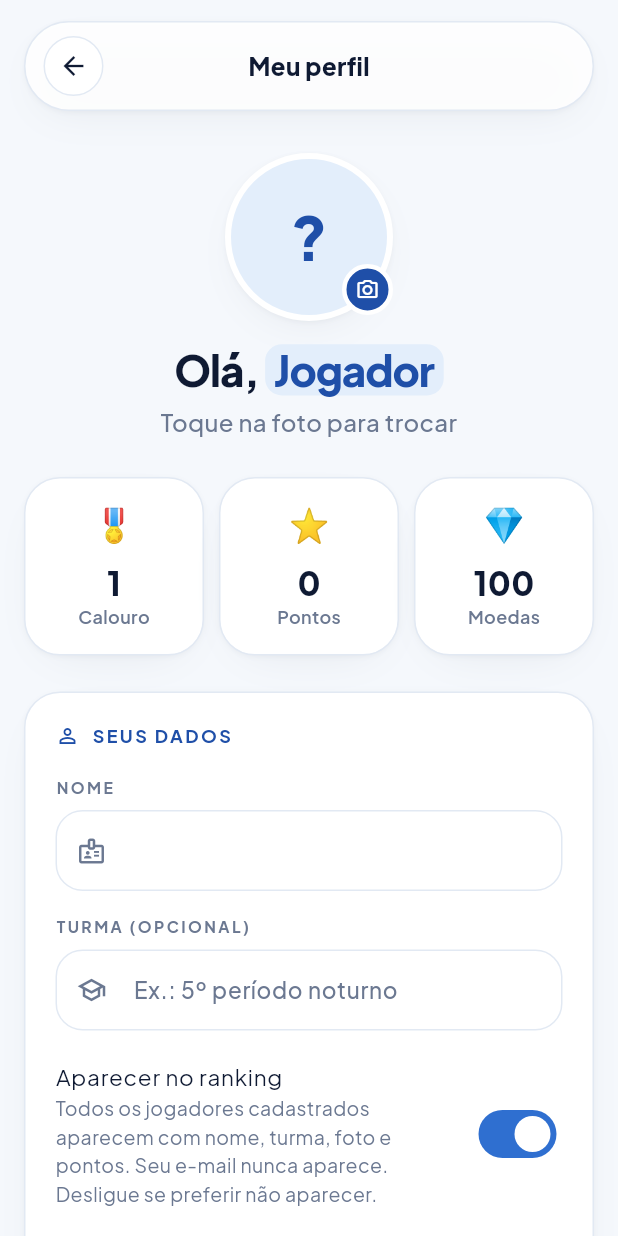
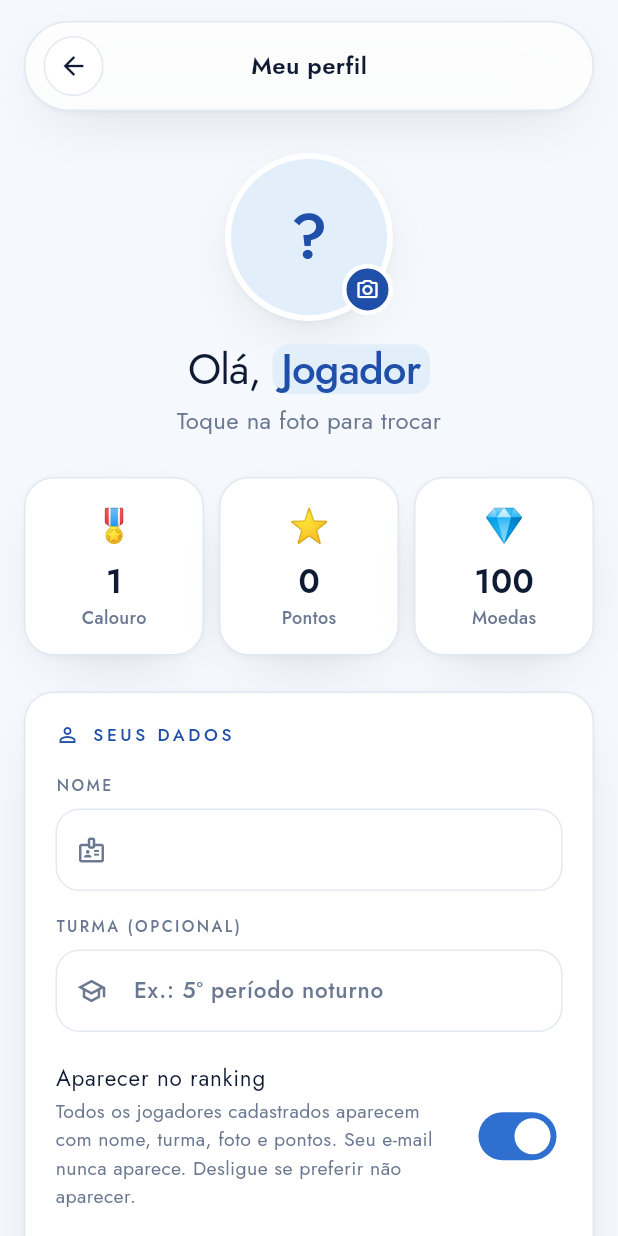
Before and after one commit to CarlosMiguelFS/ImageVet, a Flutter app: the HomeScreen screen opened directly with empty values, after a tap on an icon or button, on a phone screen of 412 x 824 dp. Run offline on Flutter 3.47's test engine with Material 3 defaults, Android fonts, the phone set to English and light mode, and no system bars; our stand-ins replace image_picker, shared_preferences, supabase_flutter; accounts and stored records are empty; network calls fail.

Commit message:
Novo estilo visual: fonte Jost, títulos leves e sombras suaves
Inspirado no estilo do Radar-Med, mantendo a paleta azul do ImagiVet:
- Fonte Jost (OFL) no lugar da Plus Jakarta Sans, com pesos mais leves.
- Títulos em peso 400 com letras mais juntas; rótulos em maiúsculas
  bem espaçadas.
- Raios de canto 8/12/16/20/28 e sombras em camadas mais difusas.

Co-Authored-By: Claude Opus 5.5 <noreply@anthropic.com>

```diff
--- a/lib/screens/auth/auth_widgets.dart
+++ b/lib/screens/auth/auth_widgets.dart
@@ -148,7 +148,7 @@ class _AppTextFieldState extends State<AppTextField> {
           style: const TextStyle(
             fontSize: 10.5,
             letterSpacing: 1.6,
-            fontWeight: FontWeight.w700,
+            fontWeight: FontWeight.w500,
             color: AppColors.inkMuted,
           ),
         ),
@@ -229,7 +229,7 @@ class GoogleButton extends StatelessWidget {
               label,
               maxLines: 1,
               overflow: TextOverflow.ellipsis,
-              style: const TextStyle(fontFamily: AppTheme.fontFamily, fontSize: 15, fontWeight: FontWeight.w700),
+              style: const TextStyle(fontFamily: AppTheme.fontFamily, fontSize: 15, fontWeight: FontWeight.w500),
             ),
           ),
         ],
@@ -315,7 +315,7 @@ class TextLink extends StatelessWidget {
           padding: const EdgeInsets.symmetric(horizontal: 6, vertical: 4),
           minimumSize: Size.zero,
           tapTargetSize: MaterialTapTargetSize.shrinkWrap,
-          textStyle: const TextStyle(fontFamily: AppTheme.fontFamily, fontSize: 14, fontWeight: FontWeight.w700),
+          textStyle: const TextStyle(fontFamily: AppTheme.fontFamily, fontSize: 14, fontWeight: FontWeight.w500),
         ),
         child: Text(label),
       ),
--- a/lib/screens/home_screen.dart
+++ b/lib/screens/home_screen.dart
@@ -187,7 +187,7 @@ class HomeScreen extends StatelessWidget {
                       TextSpan(text: 'Feito por '),
                       TextSpan(
                         text: 'Thayssa Vitoria Machado Muniz',
-                        style: TextStyle(color: AppColors.brand600, fontWeight: FontWeight.w700),
+                        style: TextStyle(color: AppColors.brand600, fontWeight: FontWeight.w500),
                       ),
                     ],
                   ),
@@ -249,7 +249,7 @@ class _LevelChip extends StatelessWidget {
     decoration: BoxDecoration(color: AppColors.ink, borderRadius: BorderRadius.circular(AppRadius.pill)),
     child: Text(
       'Nível $level',
-      style: const TextStyle(color: Colors.white, fontWeight: FontWeight.w800, fontSize: 13.5),
+      style: const TextStyle(color: Colors.white, fontWeight: FontWeight.w600, fontSize: 13.5),
     ),
   );
 }
@@ -271,7 +271,7 @@ class _Hero extends StatelessWidget {
             TextSpan(text: 'Perguntas e casos clínicos de TC veterinária com '),
             TextSpan(
               text: 'vidas, combos e recompensas',
-              style: TextStyle(color: AppColors.brand600, fontWeight: FontWeight.w700),
+              style: TextStyle(color: AppColors.brand600, fontWeight: FontWeight.w500),
             ),
             TextSpan(text: '. Cada acerto vale XP, moedas e sobe você de nível.'),
           ],
@@ -298,7 +298,7 @@ class _Hero extends StatelessWidget {
           children: [
             TextSpan(
               text: 'Partida de teste. ',
-              style: TextStyle(fontWeight: FontWeight.w800, color: AppColors.ink),
+              style: TextStyle(fontWeight: FontWeight.w600, color: AppColors.ink),
             ),
             TextSpan(text: 'Não conta pontos: para valer, escolha um nível abaixo.'),
           ],
@@ -340,12 +340,12 @@ class _PlayerCard extends StatelessWidget {
                     children: [
                       Text(
                         store.title,
-                        style: const TextStyle(fontSize: 22, fontWeight: FontWeight.w800, letterSpacing: -0.5),
+                        style: const TextStyle(fontSize: 22, fontWeight: FontWeight.w600, letterSpacing: -0.5),
                       ),
                       const SizedBox(height: 2),
                       Text(
                         'Faltam ${store.xpToNextLevel} XP para o nível ${store.level + 1}',
-                        style: const TextStyle(fontSize: 13.5, color: AppColors.inkMuted, fontWeight: FontWeight.w600),
+                        style: const TextStyle(fontSize: 13.5, color: AppColors.inkMuted, fontWeight: FontWeight.w500),
                       ),
                     ],
                   ),
@@ -415,12 +415,12 @@ class _LevelRing extends StatelessWidget {
                 'NÍVEL',
                 style: TextStyle(
                   fontSize: 9.5,
-                  fontWeight: FontWeight.w800,
+                  fontWeight: FontWeight.w600,
                   letterSpacing: 1.2,
                   color: AppColors.inkMuted,
                 ),
               ),
-              Text('$level', style: const TextStyle(fontSize: 24, fontWeight: FontWeight.w800, height: 1.1)),
+              Text('$level', style: const TextStyle(fontSize: 24, fontWeight: FontWeight.w600, height: 1.1)),
             ],
           ),
         ),
@@ -440,11 +440,11 @@ class _MiniStat extends StatelessWidget {
     children: [
       Text(
         label,
-        style: const TextStyle(fontSize: 12.5, color: AppColors.inkMuted, fontWeight: FontWeight.w600),
+        style: const TextStyle(fontSize: 12.5, color: AppColors.inkMuted, fontWeight: FontWeight.w500),
       ),
       Text(
         value,
-        style: const TextStyle(fontSize: 22, fontWeight: FontWeight.w800, fontFeatures: [FontFeature.tabularFigures()]),
+        style: const TextStyle(fontSize: 22, fontWeight: FontWeight.w600, fontFeatures: [FontFeature.tabularFigures()]),
       ),
     ],
   );
@@ -532,7 +532,7 @@ class _ModeCard extends StatelessWidget {
           ],
         ),
         const SizedBox(height: 18),
-        Text(title, style: const TextStyle(fontSize: 22, fontWeight: FontWeight.w800, letterSpacing: -0.5)),
+        Text(title, style: const TextStyle(fontSize: 22, fontWeight: FontWeight.w600, letterSpacing: -0.5)),
         const SizedBox(height: 6),
         Text(description, style: mutedText.copyWith(fontSize: 14.5)),
         const SizedBox(height: 16),
@@ -546,7 +546,7 @@ class _ModeCard extends StatelessWidget {
                 decoration: BoxDecoration(color: tone.background, borderRadius: BorderRadius.circular(AppRadius.pill)),
                 child: Text(
                   t,
-                  style: TextStyle(fontSize: 12.5, fontWeight: FontWeight.w700, color: tone.foreground),
+                  style: TextStyle(fontSize: 12.5, fontWeight: FontWeight.w500, color: tone.foreground),
                 ),
               ),
           ],
@@ -609,7 +609,7 @@ class _ChestCard extends StatelessWidget {
         children: [
           const _EmojiTile(emoji: '🎁', tone: Tone.amber),
           const SizedBox(height: 18),
-          const Text('Baú diário', style: TextStyle(fontSize: 20, fontWeight: FontWeight.w800)),
+          const Text('Baú diário', style: TextStyle(fontSize: 20, fontWeight: FontWeight.w600)),
           const SizedBox(height: 6),
           Text(
             available ? 'Tem ${PlayerStore.chestCoins} 💎 esperando por você hoje.' : 'Já abriu hoje. Volte amanhã!',
@@ -644,7 +644,7 @@ class _StreakCard extends StatelessWidget {
           const SizedBox(height: 18),
           Text(
             streak == 0 ? 'Comece uma ofensiva' : '$streak ${streak == 1 ? 'dia' : 'dias'} de ofensiva',
-            style: const TextStyle(fontSize: 20, fontWeight: FontWeight.w800),
+            style: const TextStyle(fontSize: 20, fontWeight: FontWeight.w600),
           ),
           const SizedBox(height: 6),
           Text(
@@ -686,7 +686,7 @@ class _PowerUpsCard extends StatelessWidget {
       children: [
         const _EmojiTile(emoji: '⚡', tone: Tone.stone),
         const SizedBox(height: 18),
-        const Text('Ajudas', style: TextStyle(fontSize: 20, fontWeight: FontWeight.w800)),
+        const Text('Ajudas', style: TextStyle(fontSize: 20, fontWeight: FontWeight.w600)),
         const SizedBox(height: 6),
         Text('Use suas moedas durante a partida.', style: mutedText.copyWith(fontSize: 14.5)),
         const SizedBox(height: 14),
@@ -702,11 +702,11 @@ class _PowerUpsCard extends StatelessWidget {
                     PowerUp.fiftyFifty => '50/50: elimina 2 erradas',
                     PowerUp.extraTime => '+15 segundos no relógio',
                     PowerUp.skip => 'Pular sem perder vida',
-                  }, style: const TextStyle(fontSize: 14, fontWeight: FontWeight.w600)),
+                  }, style: const TextStyle(fontSize: 14, fontWeight: FontWeight.w500)),
                 ),
                 Text(
                   '💎${p.cost}',
-                  style: const TextStyle(fontWeight: FontWeight.w800, color: AppColors.brand700),
+                  style: const TextStyle(fontWeight: FontWeight.w600, color: AppColors.brand700),
                 ),
               ],
             ),
@@ -750,7 +750,7 @@ class _Achievements extends StatelessWidget {
               Expanded(
                 child: Text(
                   '$unlocked de ${list.length} desbloqueadas',
-                  style: const TextStyle(fontWeight: FontWeight.w800, fontSize: 16),
+                  style: const TextStyle(fontWeight: FontWeight.w600, fontSize: 16),
                 ),
               ),
               const SizedBox(width: 12),
@@ -787,7 +787,7 @@ class _Achievements extends StatelessWidget {
                         Text(
                           a.name,
                           style: TextStyle(
-                            fontWeight: FontWeight.w800,
+                            fontWeight: FontWeight.w600,
                             fontSize: 14,
                             color: a.unlocked ? AppColors.ink : AppColors.inkMuted,
                           ),
--- a/lib/screens/privacy_policy_screen.dart
+++ b/lib/screens/privacy_policy_screen.dart
@@ -128,7 +128,7 @@ class _Section extends StatelessWidget {
     child: Column(
       crossAxisAlignment: CrossAxisAlignment.start,
       children: [
-        Text(title, style: const TextStyle(fontSize: 17, fontWeight: FontWeight.w700)),
+        Text(title, style: const TextStyle(fontSize: 17, fontWeight: FontWeight.w500)),
         const SizedBox(height: 6),
         Text(body, style: const TextStyle(fontSize: 14.5, height: 1.6, color: AppColors.ink)),
       ],
--- a/lib/screens/profile_screen.dart
+++ b/lib/screens/profile_screen.dart
@@ -373,7 +373,7 @@ class _DeleteAccountDialogState extends State<_DeleteAccountDialog> {
 
   @override
   Widget build(BuildContext context) => AlertDialog(
-    title: const Text('Excluir conta?', style: TextStyle(fontWeight: FontWeight.w800)),
+    title: const Text('Excluir conta?', style: TextStyle(fontWeight: FontWeight.w600)),
     content: Column(
       mainAxisSize: MainAxisSize.min,
       crossAxisAlignment: CrossAxisAlignment.start,
@@ -484,13 +484,13 @@ class _ProfileStat extends StatelessWidget {
         Text(emoji, style: const TextStyle(fontSize: 22)),
         const SizedBox(height: 6),
         FittedBox(
-          child: Text(value, style: const TextStyle(fontSize: 22, fontWeight: FontWeight.w800)),
+          child: Text(value, style: const TextStyle(fontSize: 22, fontWeight: FontWeight.w600)),
         ),
         Text(
           label,
           maxLines: 1,
           overflow: TextOverflow.ellipsis,
-          style: const TextStyle(fontSize: 12, color: AppColors.inkMuted, fontWeight: FontWeight.w600),
+          style: const TextStyle(fontSize: 12, color: AppColors.inkMuted, fontWeight: FontWeight.w500),
         ),
       ],
     ),
--- a/lib/theme/app_theme.dart
+++ b/lib/theme/app_theme.dart
@@ -38,28 +38,29 @@ abstract final class AppColors {
 }
 
 abstract final class AppRadius {
-  static const sm = 10.0;
-  static const md = 14.0;
-  static const lg = 18.0;
-  static const xl = 24.0;
-  static const xxl = 30.0;
+  static const sm = 8.0;
+  static const md = 12.0;
+  static const lg = 16.0;
+  static const xl = 20.0;
+  static const xxl = 28.0;
   static const pill = 999.0;
 }
 
 abstract final class AppShadows {
+  // Sombras suaves em camadas: uma linha fina de contorno e uma sombra longa e difusa.
   static const soft = [
     BoxShadow(color: Color(0x0A0F1A33), blurRadius: 2, offset: Offset(0, 1)),
-    BoxShadow(color: Color(0x140F1A33), blurRadius: 24, spreadRadius: -12, offset: Offset(0, 10)),
+    BoxShadow(color: Color(0x2E0F1A33), blurRadius: 34, spreadRadius: -18, offset: Offset(0, 14)),
   ];
   static const lifted = [
-    BoxShadow(color: Color(0x0F0F1A33), blurRadius: 3, offset: Offset(0, 1)),
-    BoxShadow(color: Color(0x2E0F1A33), blurRadius: 40, spreadRadius: -18, offset: Offset(0, 22)),
+    BoxShadow(color: Color(0x0D0F1A33), blurRadius: 3, offset: Offset(0, 1)),
+    BoxShadow(color: Color(0x380F1A33), blurRadius: 60, spreadRadius: -28, offset: Offset(0, 28)),
   ];
-  static const glow = [BoxShadow(color: Color(0x661F4FA8), blurRadius: 28, spreadRadius: -12, offset: Offset(0, 12))];
+  static const glow = [BoxShadow(color: Color(0x731F4FA8), blurRadius: 28, spreadRadius: -14, offset: Offset(0, 12))];
 }
 
 abstract final class AppTheme {
-  static const fontFamily = 'PlusJakartaSans';
+  static const fontFamily = 'Jost';
 
   static ThemeData light() {
     final scheme = ColorScheme.fromSeed(seedColor: AppColors.brand500, surface: AppColors.surface).copyWith(
--- a/lib/widgets/ui.dart
+++ b/lib/widgets/ui.dart
@@ -59,9 +59,10 @@ class Headline extends StatelessWidget {
     final fontSize = size ?? (context.screenWidth * 0.06).clamp(30.0, 60.0);
     final style = TextStyle(
       fontSize: fontSize,
-      fontWeight: FontWeight.w800,
-      height: 1.18,
-      letterSpacing: -fontSize * 0.025,
+      // Títulos leves e com letras mais juntas (Jost 400).
+      fontWeight: FontWeight.w400,
+      height: 1.14,
+      letterSpacing: -fontSize * 0.02,
       color: color,
     );
     final spans = <InlineSpan>[];
@@ -76,7 +77,7 @@ class Headline extends StatelessWidget {
             margin: EdgeInsets.symmetric(vertical: fontSize * 0.05),
             padding: EdgeInsets.symmetric(horizontal: fontSize * 0.22, vertical: fontSize * 0.02),
             decoration: BoxDecoration(color: tone.background, borderRadius: BorderRadius.circular(fontSize * 0.4)),
-            child: Text(m[2]!, style: style.copyWith(color: tone.foreground)),
+            child: Text(m[2]!, style: style.copyWith(color: tone.foreground, fontWeight: FontWeight.w500)),
           ),
         ),
       );
@@ -91,7 +92,7 @@ class Headline extends StatelessWidget {
   }
 }
 
-const mutedText = TextStyle(fontSize: 16, height: 1.55, color: AppColors.inkMuted, fontWeight: FontWeight.w500);
+const mutedText = TextStyle(fontSize: 16, height: 1.6, color: AppColors.inkMuted, fontWeight: FontWeight.w400);
 
 /// Etiqueta pequena e espaçada acima dos títulos.
 class Eyebrow extends StatelessWidget {
@@ -105,7 +106,7 @@ class Eyebrow extends StatelessWidget {
   Widget build(BuildContext context) {
     final label = Text(
       text.toUpperCase(),
-      style: TextStyle(fontSize: 12, fontWeight: FontWeight.w700, letterSpacing: 1.6, color: color),
+      style: TextStyle(fontSize: 11.5, fontWeight: FontWeight.w500, letterSpacing: 2.4, color: color),
     );
     if (icon == null) return label;
     return Row(
@@ -222,7 +223,7 @@ class PillButton extends StatelessWidget {
                   overflow: TextOverflow.ellipsis,
                   style: TextStyle(
                     fontSize: big ? 17 : 15,
-                    fontWeight: FontWeight.w700,
+                    fontWeight: FontWeight.w500,
                     color: disabled ? AppColors.inkMuted : fg,
                   ),
                 ),
@@ -266,7 +267,7 @@ class StatPill extends StatelessWidget {
               overflow: TextOverflow.ellipsis,
               style: TextStyle(
                 fontSize: 14.5,
-                fontWeight: FontWeight.w800,
+                fontWeight: FontWeight.w600,
                 color: tone.foreground,
                 fontFeatures: const [FontFeature.tabularFigures()],
               ),
@@ -309,7 +310,7 @@ class BrandMark extends StatelessWidget {
             ),
           ],
         ),
-        style: TextStyle(fontSize: size * 0.7, fontWeight: FontWeight.w800, letterSpacing: -0.6, color: AppColors.ink),
+        style: TextStyle(fontSize: size * 0.7, fontWeight: FontWeight.w600, letterSpacing: -0.6, color: AppColors.ink),
       ),
     ],
   );
@@ -442,7 +443,7 @@ class TopBar extends StatelessWidget {
             boxShadow: AppShadows.soft,
           ),
           child: DefaultTextStyle.merge(
-            style: const TextStyle(fontWeight: FontWeight.w800, color: AppColors.ink),
+            style: const TextStyle(fontWeight: FontWeight.w600, color: AppColors.ink),
             child: Row(
               children: [
                 leading,
@@ -478,7 +479,7 @@ class UserAvatar extends StatelessWidget {
     final fallback = Center(
       child: Text(
         _initials,
-        style: TextStyle(fontSize: size * 0.36, fontWeight: FontWeight.w800, color: AppColors.brand600),
+        style: TextStyle(fontSize: size * 0.36, fontWeight: FontWeight.w600, color: AppColors.brand600),
       ),
     );
     return Container(
```
Also changed, not shown: lib/screens/game_screen.dart (+11 -11 lines), lib/screens/ranking_screen.dart (+4 -4 lines), lib/screens/result_screen.dart (+7 -7 lines), pubspec.yaml (+7 -8 lines), assets/fonts/Jost-300.ttf (added), assets/fonts/Jost-400.ttf (added), assets/fonts/Jost-500.ttf (added), assets/fonts/Jost-600.ttf (added), assets/fonts/PlusJakartaSans-400.ttf (deleted), assets/fonts/PlusJakartaSans-500.ttf (deleted), assets/fonts/PlusJakartaSans-600.ttf (deleted), assets/fonts/PlusJakartaSans-700.ttf (deleted), assets/fonts/PlusJakartaSans-800.ttf (deleted), 14 other files.
